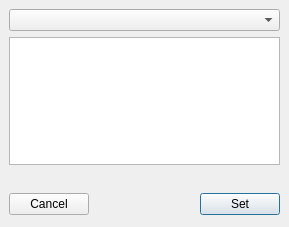
This is widgets/status.ui in xmpp-graveyard/jabbim as Qt 5 draws it before an edit. The edited form follows.
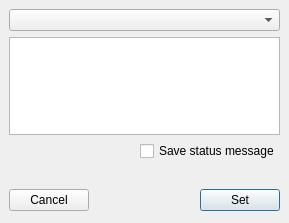
This is the edited form. Icons and pictures are not drawn.

```diff
--- a/widgets/status.ui
+++ b/widgets/status.ui
@@ -6,7 +6,7 @@
     <x>0</x>
     <y>0</y>
     <width>289</width>
-    <height>227</height>
+    <height>223</height>
    </rect>
   </property>
   <property name="windowTitle" >
@@ -22,10 +22,30 @@
    <property name="spacing" >
     <number>6</number>
    </property>
-   <item row="0" column="0" colspan="3" >
+   <item row="2" column="0" colspan="2" >
+    <spacer>
+     <property name="orientation" >
+      <enum>Qt::Horizontal</enum>
+     </property>
+     <property name="sizeHint" >
+      <size>
+       <width>101</width>
+       <height>20</height>
+      </size>
+     </property>
+    </spacer>
+   </item>
+   <item row="2" column="2" colspan="2" >
+    <widget class="QCheckBox" name="save" >
+     <property name="text" >
+      <string>Save status message</string>
+     </property>
+    </widget>
+   </item>
+   <item row="0" column="0" colspan="4" >
     <widget class="QComboBox" name="statusBox" />
    </item>
-   <item row="1" column="0" colspan="3" >
+   <item row="1" column="0" colspan="4" >
     <widget class="QTextBrowser" name="status" >
      <property name="toolTip" >
       <string>Enter a short message describing your status (e.g. at lunch)</string>
@@ -38,14 +58,14 @@
      </property>
     </widget>
    </item>
-   <item row="2" column="0" colspan="3" >
+   <item row="3" column="0" colspan="4" >
     <widget class="QLabel" name="time" >
      <property name="text" >
       <string/>
      </property>
     </widget>
    </item>
-   <item row="3" column="2" >
+   <item row="4" column="3" >
     <widget class="QPushButton" name="set" >
      <property name="sizePolicy" >
       <sizepolicy>
@@ -63,7 +83,7 @@
      </property>
     </widget>
    </item>
-   <item row="3" column="0" >
+   <item row="4" column="0" >
     <widget class="QPushButton" name="pushButton" >
      <property name="text" >
       <string>Cancel</string>
@@ -73,7 +93,7 @@
      </property>
     </widget>
    </item>
-   <item row="3" column="1" >
+   <item row="4" column="1" colspan="2" >
     <spacer>
      <property name="orientation" >
       <enum>Qt::Horizontal</enum>
```
